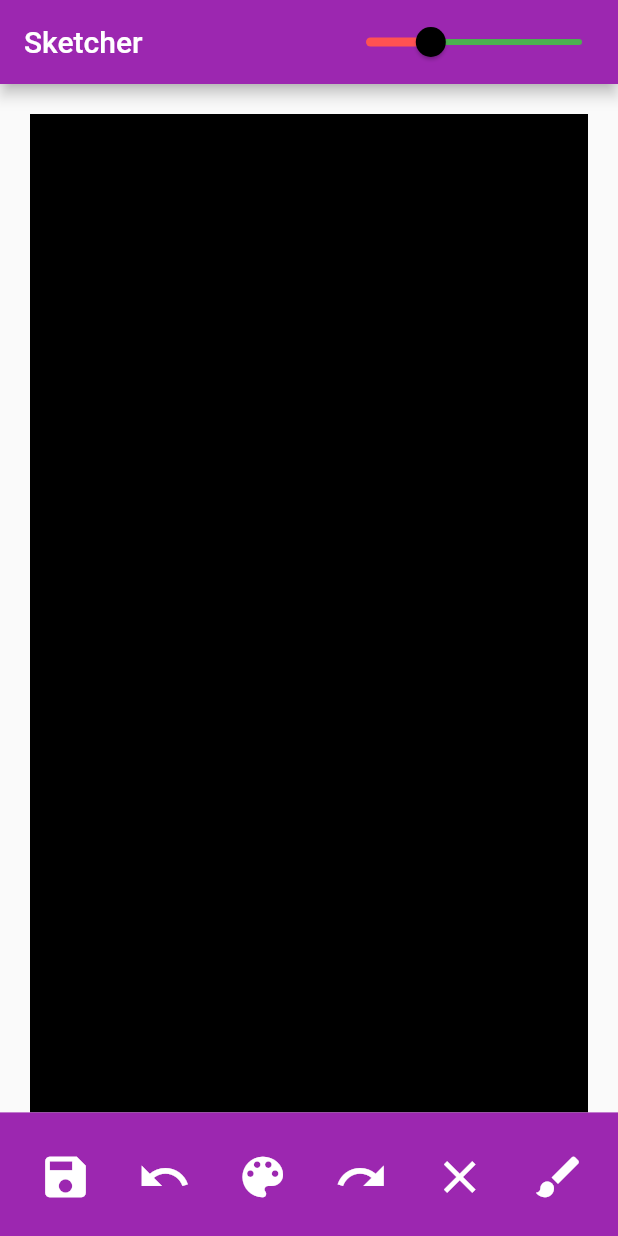
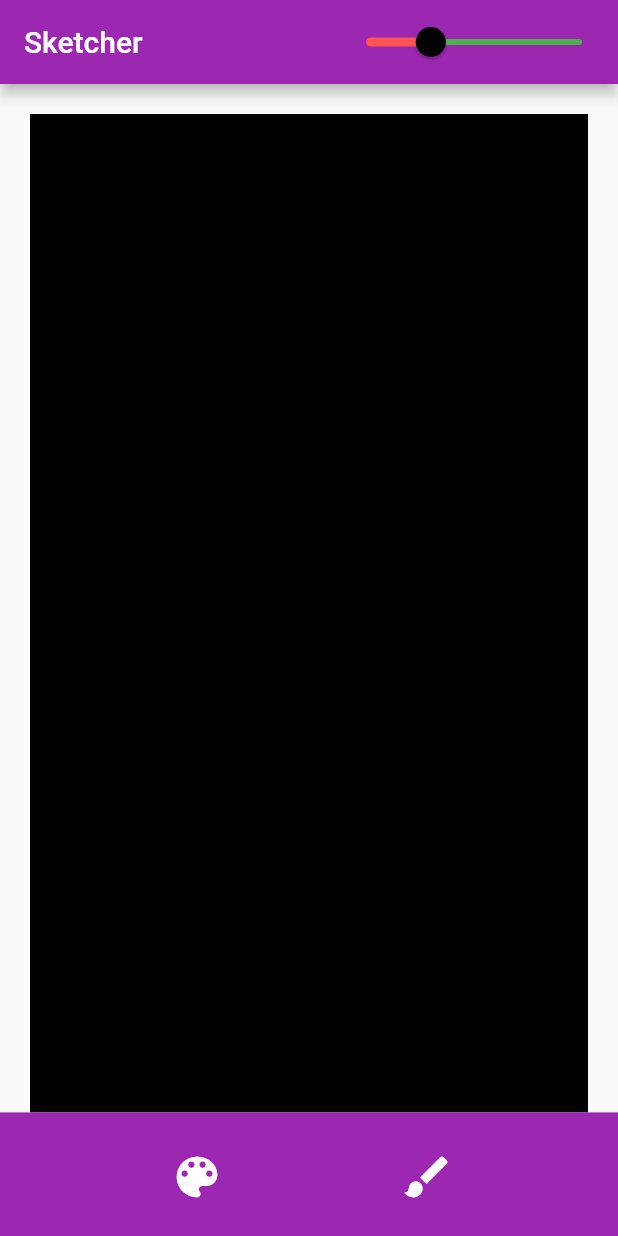
Before and after one commit to NaserElziadna/doddle, a Flutter app: the screen it shows after launch, on a phone screen of 412 x 824 dp. Run offline on Flutter 3.47's test engine with Material 2 defaults, Android fonts, the phone set to English and light mode, and no system bars; our stand-ins replace bloc, flutter_bloc, flutter_colorpicker, image_gallery_saver.

Commit message:
fixes and changing
changged some of the tools places to AppBar and added color picker functionally

```diff
--- a/lib/tools_widget.dart
+++ b/lib/tools_widget.dart
@@ -13,6 +13,15 @@ class ToolsWidget extends StatefulWidget {
 }
 
 class _ToolsWidgetState extends State<ToolsWidget> {
+  // create some values
+  Color pickerColor = Color(0xff443a49);
+  Color currentColor = Color(0xff443a49);
+
+// ValueChanged<Color> callback
+  void changeColor(Color color) {
+    setState(() => pickerColor = color);
+  }
+
   @override
   Widget build(BuildContext context) {
     return BlocProvider(
@@ -25,56 +34,33 @@ class _ToolsWidgetState extends State<ToolsWidget> {
           children: [
             IconButton(
                 onPressed: () {
-                  // final globalKey = BlocProvider.of<DoddlerBloc>(context)
-                  //     .drawController!
-                  //     .globalKey;
-                  BlocProvider.of<DoddlerBloc>(context)
-                      .add(SavePageToGalleryEvent());
-                },
-                icon: const Icon(
-                  Icons.save,
-                  color: Colors.white,
-                  size: 36,
-                )),
-            IconButton(
-                onPressed: () {
-                  BlocProvider.of<DoddlerBloc>(context).add(UndoStampsEvent());
-                },
-                icon: const Icon(
-                  Icons.undo,
-                  color: Colors.white,
-                  size: 36,
-                )),
-            IconButton(
-                onPressed: () {
-                  ColorPicker(
-                    pickerColor: Colors.red,
-                    onColorChanged: (color) {
-                      BlocProvider.of<DoddlerBloc>(context)
-                          .add(ChangeCurrentColorEvent(color));
-                    },
-                  );
+                  // raise the [showDialog] widget
+                  showDialog(
+                      context: context,
+                      builder: (context) {
+                        return AlertDialog(
+                          title: const Text('Pick a color!'),
+                          content: SingleChildScrollView(
+                            child: ColorPicker(
+                              pickerColor: pickerColor,
+                              onColorChanged: changeColor,
+                            ),
+                          ),
+                          actions: <Widget>[
+                            ElevatedButton(
+                              child: const Text('Got it'),
+                              onPressed: () {
+                                BlocProvider.of<DoddlerBloc>(context)
+                                    .add(ChangeCurrentColorEvent(pickerColor));
+                                Navigator.of(context).pop();
+                              },
+                            ),
+                          ],
+                        );
+                      });
                 },
                 icon: const Icon(
                   Icons.color_lens,
-                  color: Colors.white,
-                  size: 36,
-                )),
-            IconButton(
-                onPressed: () {
-                   BlocProvider.of<DoddlerBloc>(context).add(RedoStampsEvent());
-                },
-                icon: const Icon(
-                  Icons.redo,
-                  color: Colors.white,
-                  size: 36,
-                )),
-            IconButton(
-                onPressed: () {
-                  BlocProvider.of<DoddlerBloc>(context).add(ClearStampsEvent());
-                },
-                icon: const Icon(
-                  Icons.clear,
                   color: Colors.white,
                   size: 36,
                 )),
```
